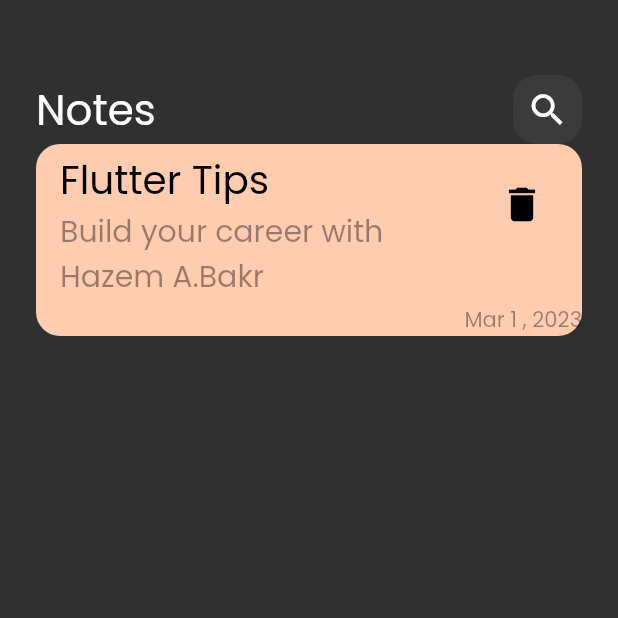
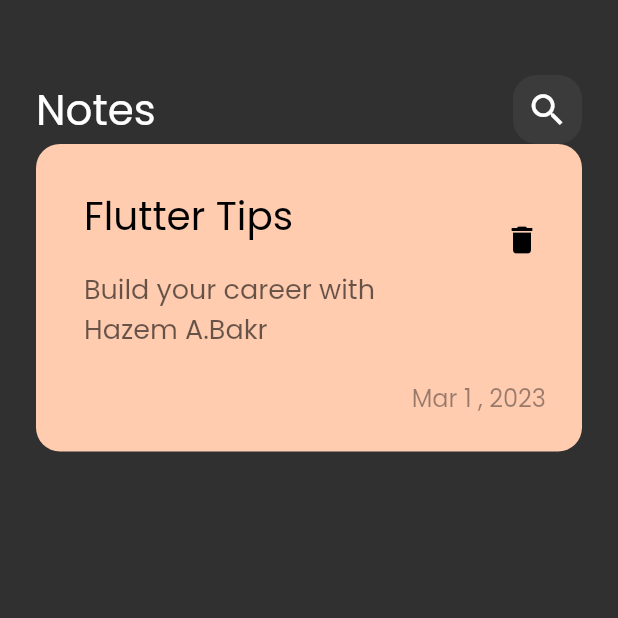
Before and after one commit to Hazem12Bakr/first_flutter_project, a Flutter app: the screen it shows after launch, on a phone screen of 412 x 824 dp, the top half of it. Run offline on Flutter 3.47's test engine with Material 2 defaults, Android fonts, the phone set to English and light mode, and no system bars.

Commit message:
padding and resizing the card content

```diff
--- a/lib/views/widgets/notes_view_body.dart
+++ b/lib/views/widgets/notes_view_body.dart
@@ -27,6 +27,7 @@ class NoteItem extends StatelessWidget {
   @override
   Widget build(BuildContext context) {
     return Container(
+      padding: const EdgeInsets.only(top: 24, bottom: 24, left: 16),
       decoration: BoxDecoration(
         color: const Color(0xffFFCCB0),
         borderRadius: BorderRadius.circular(16),
@@ -42,25 +43,35 @@ class NoteItem extends StatelessWidget {
                 fontSize: 26,
               ),
             ),
-            subtitle: Text(
-              'Build your career with Hazem A.Bakr',
-              style: TextStyle(
-                color: Colors.black.withOpacity(.4),
-                fontSize: 20,
+            subtitle: Padding(
+              padding: const EdgeInsets.only(
+                top: 16,
+                bottom: 16,
+              ),
+              child: Text(
+                'Build your career with Hazem A.Bakr',
+                style: TextStyle(
+                  color: Colors.black.withOpacity(.6),
+                  fontSize: 18,
+                ),
               ),
             ),
             trailing: IconButton(
                 onPressed: () {},
-                icon: Icon(
+                icon: const Icon(
                   Icons.delete,
                   color: Colors.black,
-                  size: 30,
+                  size: 24,
                 )),
           ),
-          Text(
-            'Mar 1 , 2023',
-            style: TextStyle(
-              color: Colors.black.withOpacity(.4),
+          Padding(
+            padding: const EdgeInsets.only(right: 24),
+            child: Text(
+              'Mar 1 , 2023',
+              style: TextStyle(
+                color: Colors.black.withOpacity(.4),
+                fontSize: 16,
+              ),
             ),
           ),
         ],
```
